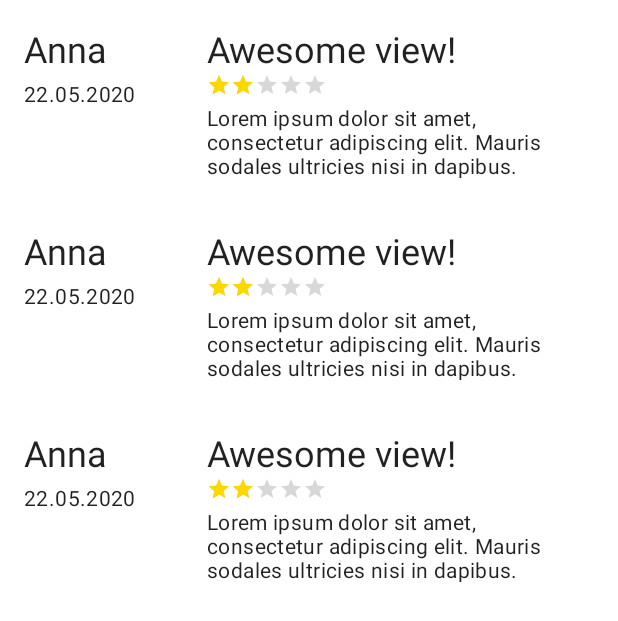
After one commit to dianatalpos/android-training, an Android app: the layout poi_reviews_fragment.xml on its own in the app's theme, with its tools: preview values and no code run, on a phone screen of 412 x 824 dp. The commit adds this screen. Shown: the top 621 px of the screen. Run offline under Robolectric (Android 15) with nearby library versions, the phone set to English and light mode, and no system bars.

Commit message:
[Homework 2] Add Reviews screen

```diff
--- a/Homework2/app/build.gradle
+++ b/Homework2/app/build.gradle
@@ -31,6 +31,10 @@ android {
     kotlinOptions {
         jvmTarget = '1.8'
     }
+
+    buildFeatures {
+        viewBinding true
+    }
 }
 
 dependencies {
--- /dev/null
+++ b/Homework2/app/src/main/res/layout/poi_reviews_fragment.xml
@@ -0,0 +1,9 @@
+<?xml version="1.0" encoding="utf-8"?>
+<androidx.recyclerview.widget.RecyclerView xmlns:android="http://schemas.android.com/apk/res/android"
+    xmlns:tools="http://schemas.android.com/tools"
+    android:layout_width="match_parent"
+    android:layout_height="match_parent"
+    android:id="@+id/reviews_list"
+    tools:listitem="@layout/poi_reviews_item">
+
+</androidx.recyclerview.widget.RecyclerView>
--- /dev/null
+++ b/Homework2/app/src/main/res/layout/poi_reviews_item.xml
@@ -0,0 +1,75 @@
+<?xml version="1.0" encoding="utf-8"?>
+<androidx.constraintlayout.widget.ConstraintLayout xmlns:android="http://schemas.android.com/apk/res/android"
+    xmlns:app="http://schemas.android.com/apk/res-auto"
+    xmlns:tools="http://schemas.android.com/tools"
+    android:layout_width="match_parent"
+    android:layout_height="wrap_content"
+    android:padding="@dimen/spacing_normal">
+
+    <TextView
+        android:id="@+id/reviews_item_user_view"
+        android:layout_width="wrap_content"
+        android:layout_height="wrap_content"
+        android:textAppearance="@style/TextAppearance.MaterialComponents.Headline5"
+        app:layout_constraintStart_toStartOf="parent"
+        app:layout_constraintTop_toTopOf="parent"
+        tools:text="Anna" />
+
+    <TextView
+        android:id="@+id/reviews_item_date_view"
+        android:layout_width="wrap_content"
+        android:layout_height="wrap_content"
+        android:layout_marginTop="@dimen/spacing_small"
+        android:textAppearance="@style/TextAppearance.MaterialComponents.Body2"
+        app:layout_constraintStart_toStartOf="parent"
+        app:layout_constraintTop_toBottomOf="@+id/reviews_item_user_view"
+        tools:text="22.05.2020" />
+
+    <TextView
+        android:id="@+id/reviews_item_title_view"
+        android:layout_width="0dp"
+        android:layout_height="wrap_content"
+        android:layout_marginLeft="@dimen/spacing_normal"
+        android:textAppearance="@style/TextAppearance.MaterialComponents.Headline5"
+        app:layout_constraintEnd_toEndOf="parent"
+        app:layout_constraintStart_toStartOf="@+id/guideline"
+        app:layout_constraintTop_toTopOf="parent"
+        tools:text="Awesome view!" />
+
+    <androidx.constraintlayout.widget.Guideline
+        android:id="@+id/guideline"
+        android:layout_width="wrap_content"
+        android:layout_height="wrap_content"
+        android:orientation="vertical"
+        app:layout_constraintGuide_begin="106dp"
+        app:layout_constraintLeft_toRightOf="@id/reviews_item_user_view"/>
+
+    <RatingBar
+        android:id="@+id/reviews_item_rating_view"
+        style="@style/Base.Widget.AppCompat.RatingBar.Small"
+        android:layout_width="wrap_content"
+        android:layout_height="wrap_content"
+        android:layout_marginStart="@dimen/spacing_normal"
+        android:isIndicator="true"
+        android:numStars="5"
+        android:progressTint="@color/gold"
+        android:secondaryProgressTint="@color/gold"
+        android:stepSize="0.1"
+        app:layout_constraintStart_toStartOf="@+id/guideline"
+        app:layout_constraintTop_toBottomOf="@+id/reviews_item_title_view"
+        tools:rating="2" />
+
+    <TextView
+        android:id="@+id/reviews_item_text_view"
+        android:layout_width="0dp"
+        android:layout_height="wrap_content"
+        android:maxHeight="50dp"
+        android:layout_marginStart="@dimen/spacing_normal"
+        android:layout_marginTop="@dimen/spacing_small"
+        android:textAppearance="@style/TextAppearance.MaterialComponents.Body2"
+        app:layout_constraintEnd_toEndOf="parent"
+        app:layout_constraintStart_toStartOf="@+id/guideline"
+        app:layout_constraintTop_toBottomOf="@+id/reviews_item_rating_view"
+        tools:text="Lorem ipsum dolor sit amet, consectetur adipiscing elit. Mauris sodales ultricies nisi in dapibus. Pellentesque habitant morbi tristique senectus et netus et malesuada fames ac turpis egestas. Duis eu finibus tortor. Nullam sit amet consequat odio. Integer at venenatis ex, vel rutrum diam. Phasellus ornare nulla sed elit imperdiet interdum."
+        />
+</androidx.constraintlayout.widget.ConstraintLayout>
--- a/Homework2/app/src/main/res/values/dimens.xml
+++ b/Homework2/app/src/main/res/values/dimens.xml
@@ -2,4 +2,5 @@
 <resources>
     <dimen name="spacing_normal">16dp</dimen>
     <dimen name="spacing_large">32dp</dimen>
+    <dimen name="spacing_small">4dp</dimen>
 </resources>
```
Also changed, not shown: Homework2/app/src/main/java/com/garmin/garminkaptain/Extensions.kt (+8 -0 lines), Homework2/app/src/main/java/com/garmin/garminkaptain/data/PoiData.kt (+284 -11 lines), Homework2/app/src/main/java/com/garmin/garminkaptain/ui/PoiDetailsFragment.kt (+17 -5 lines), Homework2/app/src/main/java/com/garmin/garminkaptain/ui/PoiListFragment.kt (+17 -6 lines), Homework2/app/src/main/java/com/garmin/garminkaptain/ui/PoiReviewsFragment.kt (added, +82 -0 lines), Homework2/app/src/main/java/com/garmin/garminkaptain/ui/PoiReviewsItemTextFragment.kt (added, +41 -0 lines), Homework2/app/src/main/res/drawable/ic_close.xml (added, +10 -0 lines), Homework2/app/src/main/res/layout/poi_reviews_item_text_fragment.xml (added, +24 -0 lines), Homework2/app/src/main/res/navigation/nav_graph.xml (+27 -0 lines).
